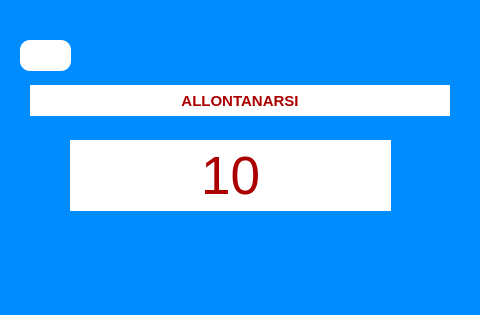
First picture: the form in view/timer_window.ui, repository ISacchitella/MicroOne_v1.1, before the edit.
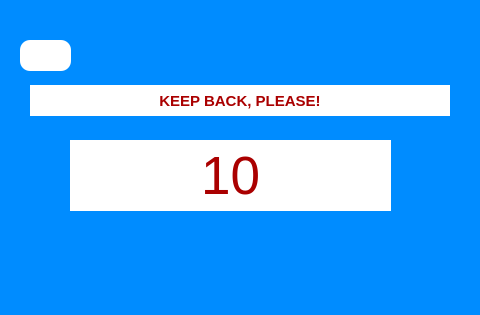
Second picture: the form after the edit. Icons and pictures are not drawn.

```diff
--- a/view/timer_window.ui
+++ b/view/timer_window.ui
@@ -38,7 +38,7 @@
 color: rgb(170, 0, 0);</string>
    </property>
    <property name="text">
-    <string>ALLONTANARSI</string>
+    <string>KEEP BACK, PLEASE!</string>
    </property>
    <property name="alignment">
     <set>Qt::AlignCenter</set>
```
Left out of the diff: 2 changed lines with no effect on the pictures.
